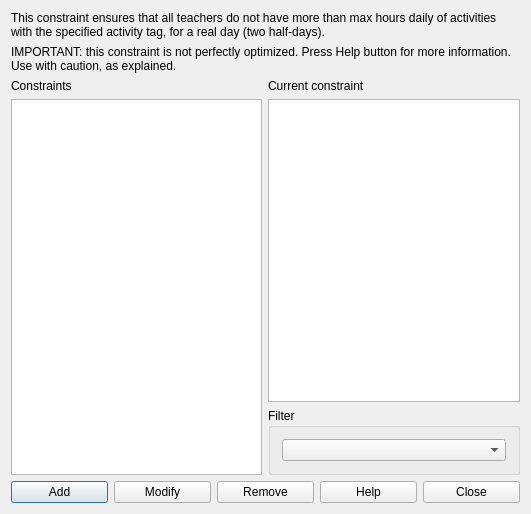
Before: the Qt Designer form fet/src/interface/constraintteachersactivitytagmaxhoursdailyrealdaysform_template.ui in vonmecheln/fet, drawn with Qt 5.
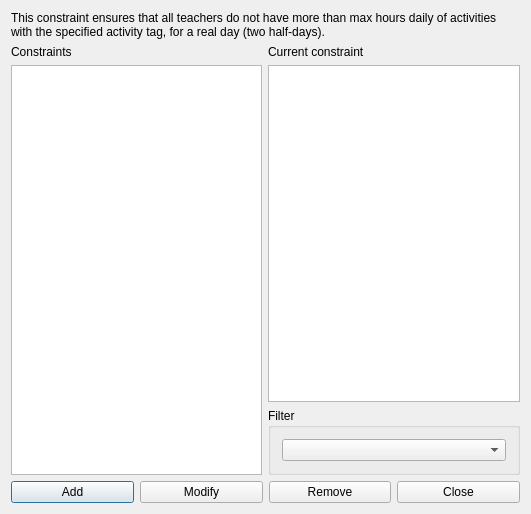
After: the same form once the commit is applied.

The edit to the form file:
```diff
--- a/fet/src/interface/constraintteachersactivitytagmaxhoursdailyrealdaysform_template.ui
+++ b/fet/src/interface/constraintteachersactivitytagmaxhoursdailyrealdaysform_template.ui
@@ -14,6 +14,23 @@
    <string extracomment="This is the title of the dialog in which you see the list of all constraints of this type">Constraints teachers activity tag max hours daily real days</string>
   </property>
   <layout class="QGridLayout" name="gridLayout_2">
+   <item row="1" column="1">
+    <layout class="QVBoxLayout" name="verticalLayout_2">
+     <item>
+      <widget class="QLabel" name="currentConstraintTextLabel">
+       <property name="text">
+        <string>Current constraint</string>
+       </property>
+       <property name="wordWrap">
+        <bool>false</bool>
+       </property>
+      </widget>
+     </item>
+     <item>
+      <widget class="QPlainTextEdit" name="currentConstraintTextEdit"/>
+     </item>
+    </layout>
+   </item>
    <item row="0" column="0" colspan="2">
     <widget class="QLabel" name="textLabel1">
      <property name="sizePolicy">
@@ -30,23 +47,39 @@
      </property>
     </widget>
    </item>
-   <item row="1" column="0" colspan="2">
-    <widget class="QLabel" name="label">
-     <property name="sizePolicy">
-      <sizepolicy hsizetype="Minimum" vsizetype="Minimum">
-       <horstretch>0</horstretch>
-       <verstretch>0</verstretch>
-      </sizepolicy>
-     </property>
-     <property name="text">
-      <string>IMPORTANT: this constraint is not perfectly optimized. Press Help button for more information. Use with caution, as explained.</string>
-     </property>
-     <property name="wordWrap">
-      <bool>true</bool>
-     </property>
-    </widget>
+   <item row="3" column="0" colspan="2">
+    <layout class="QHBoxLayout" name="horizontalLayout">
+     <item>
+      <widget class="QPushButton" name="addConstraintPushButton">
+       <property name="text">
+        <string>Add</string>
+       </property>
+      </widget>
+     </item>
+     <item>
+      <widget class="QPushButton" name="modifyConstraintPushButton">
+       <property name="text">
+        <string>Modify</string>
+       </property>
+      </widget>
+     </item>
+     <item>
+      <widget class="QPushButton" name="removeConstraintPushButton">
+       <property name="text">
+        <string>Remove</string>
+       </property>
+      </widget>
+     </item>
+     <item>
+      <widget class="QPushButton" name="closePushButton">
+       <property name="text">
+        <string>Close</string>
+       </property>
+      </widget>
+     </item>
+    </layout>
    </item>
-   <item row="2" column="0" rowspan="2">
+   <item row="1" column="0" rowspan="2">
     <layout class="QVBoxLayout" name="verticalLayout">
      <item>
       <widget class="QLabel" name="constraintsTextLabel">
@@ -70,23 +103,6 @@
     </layout>
    </item>
    <item row="2" column="1">
-    <layout class="QVBoxLayout" name="verticalLayout_2">
-     <item>
-      <widget class="QLabel" name="currentConstraintTextLabel">
-       <property name="text">
-        <string>Current constraint</string>
-       </property>
-       <property name="wordWrap">
-        <bool>false</bool>
-       </property>
-      </widget>
-     </item>
-     <item>
-      <widget class="QPlainTextEdit" name="currentConstraintTextEdit"/>
-     </item>
-    </layout>
-   </item>
-   <item row="3" column="1">
     <widget class="QGroupBox" name="filterGroupBox">
      <property name="title">
       <string>Filter</string>
@@ -98,45 +114,6 @@
      </layout>
     </widget>
    </item>
-   <item row="4" column="0" colspan="2">
-    <layout class="QHBoxLayout" name="horizontalLayout">
-     <item>
-      <widget class="QPushButton" name="addConstraintPushButton">
-       <property name="text">
-        <string>Add</string>
-       </property>
-      </widget>
-     </item>
-     <item>
-      <widget class="QPushButton" name="modifyConstraintPushButton">
-       <property name="text">
-        <string>Modify</string>
-       </property>
-      </widget>
-     </item>
-     <item>
-      <widget class="QPushButton" name="removeConstraintPushButton">
-       <property name="text">
-        <string>Remove</string>
-       </property>
-      </widget>
-     </item>
-     <item>
-      <widget class="QPushButton" name="helpPushButton">
-       <property name="text">
-        <string>Help</string>
-       </property>
-      </widget>
-     </item>
-     <item>
-      <widget class="QPushButton" name="closePushButton">
-       <property name="text">
-        <string>Close</string>
-       </property>
-      </widget>
-     </item>
-    </layout>
-   </item>
   </layout>
  </widget>
  <layoutdefault spacing="6" margin="11"/>
```
